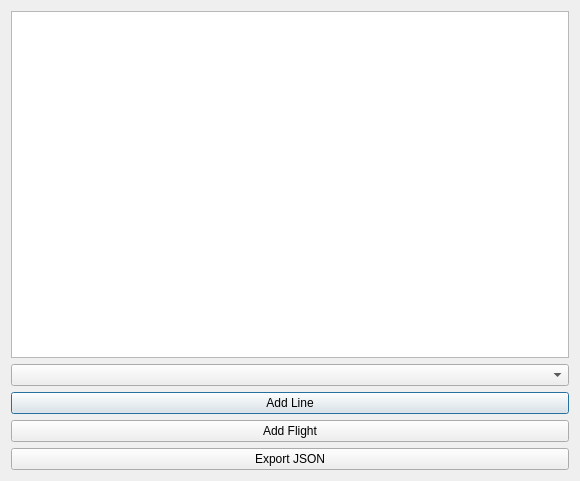
Above: examples/treeview.ui from DynamicGravitySystems/DGP before the change. Below: the same form after it.
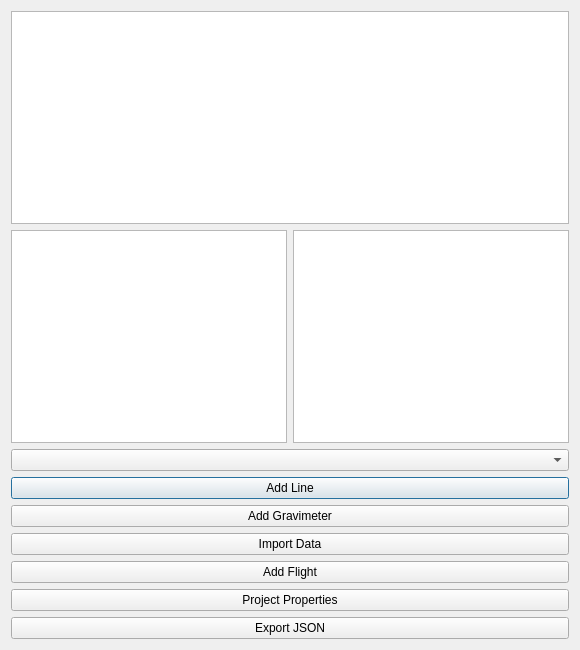
That is the form after the change. Custom widgets are drawn as their Qt base class.

```diff
--- a/examples/treeview.ui
+++ b/examples/treeview.ui
@@ -7,7 +7,7 @@
     <x>0</x>
     <y>0</y>
     <width>580</width>
-    <height>481</height>
+    <height>650</height>
    </rect>
   </property>
   <property name="windowTitle">
@@ -34,6 +34,23 @@
      </item>
     </layout>
    </item>
+   <item>
+    <layout class="QHBoxLayout" name="horizontalLayout_2">
+     <item>
+      <widget class="QListView" name="qlv_0">
+       <property name="sizePolicy">
+        <sizepolicy hsizetype="Expanding" vsizetype="Minimum">
+         <horstretch>0</horstretch>
+         <verstretch>0</verstretch>
+        </sizepolicy>
+       </property>
+      </widget>
+     </item>
+     <item>
+      <widget class="QListView" name="qlv_1"/>
+     </item>
+    </layout>
+   </item>
    <item>
     <widget class="QComboBox" name="cb_flight_lines"/>
    </item>
@@ -44,6 +61,20 @@
      </property>
     </widget>
    </item>
+   <item>
+    <widget class="QPushButton" name="btn_gravimeter">
+     <property name="text">
+      <string>Add Gravimeter</string>
+     </property>
+    </widget>
+   </item>
+   <item>
+    <widget class="QPushButton" name="btn_importdata">
+     <property name="text">
+      <string>Import Data</string>
+     </property>
+    </widget>
+   </item>
    <item>
     <widget class="QPushButton" name="btn_flight">
      <property name="text">
@@ -51,6 +82,13 @@
      </property>
     </widget>
    </item>
+   <item>
+    <widget class="QPushButton" name="qpb_properties">
+     <property name="text">
+      <string>Project Properties</string>
+     </property>
+    </widget>
+   </item>
    <item>
     <widget class="QPushButton" name="btn_export">
      <property name="text">
```
Left out of the diff: 2 changed lines with no effect on the pictures.
